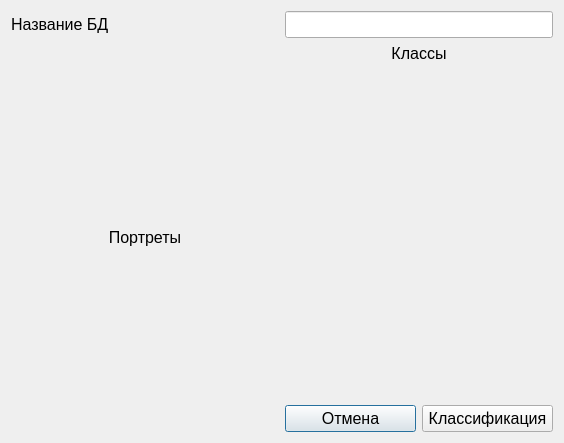
layxproud/FileManagerVega, file classifywindow.ui: the form before one commit.
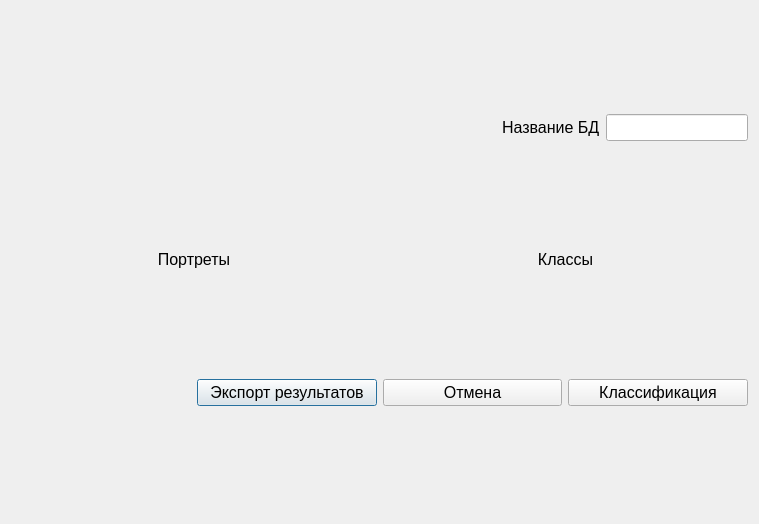
The form after the commit.

Patch:
```diff
--- a/classifywindow.ui
+++ b/classifywindow.ui
@@ -6,8 +6,8 @@
    <rect>
     <x>0</x>
     <y>0</y>
-    <width>564</width>
-    <height>443</height>
+    <width>759</width>
+    <height>524</height>
    </rect>
   </property>
   <property name="font">
@@ -24,6 +24,19 @@
      <property name="topMargin">
       <number>0</number>
      </property>
+     <item>
+      <spacer name="horizontalSpacer_3">
+       <property name="orientation">
+        <enum>Qt::Horizontal</enum>
+       </property>
+       <property name="sizeHint" stdset="0">
+        <size>
+         <width>40</width>
+         <height>20</height>
+        </size>
+       </property>
+      </spacer>
+     </item>
      <item>
       <widget class="QLabel" name="dbNameLabel">
        <property name="sizePolicy">
@@ -111,6 +124,12 @@
        <item>
         <layout class="QVBoxLayout" name="classesLayout"/>
        </item>
+      </layout>
+     </item>
+    </layout>
+   </item>
+   <item>
+    <layout class="QHBoxLayout" name="buttonsLayout">
        <item>
         <layout class="QHBoxLayout" name="dbNameLayout_2">
          <property name="topMargin">
@@ -173,7 +192,12 @@
         </layout>
        </item>
        <item>
-        <layout class="QHBoxLayout" name="buttonsLayout">
+      <widget class="QPushButton" name="exportButton">
+       <property name="text">
+        <string>Экспорт результатов</string>
+       </property>
+      </widget>
+     </item>
          <item>
           <widget class="QPushButton" name="cancelButton">
            <property name="font">
@@ -197,10 +221,6 @@
             <string>Классификация</string>
            </property>
           </widget>
-         </item>
-        </layout>
-       </item>
-      </layout>
      </item>
     </layout>
    </item>
```
Lines whose indentation alone changed are shown as unchanged.
